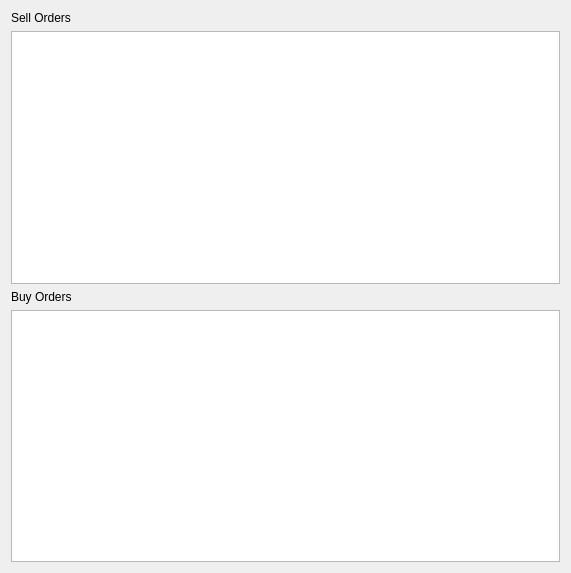
sjagoe/evemanager, file EVE_Manager/EVE_Manager_Plugins/Character_Plugins/orders/orders.ui: the form before one commit.
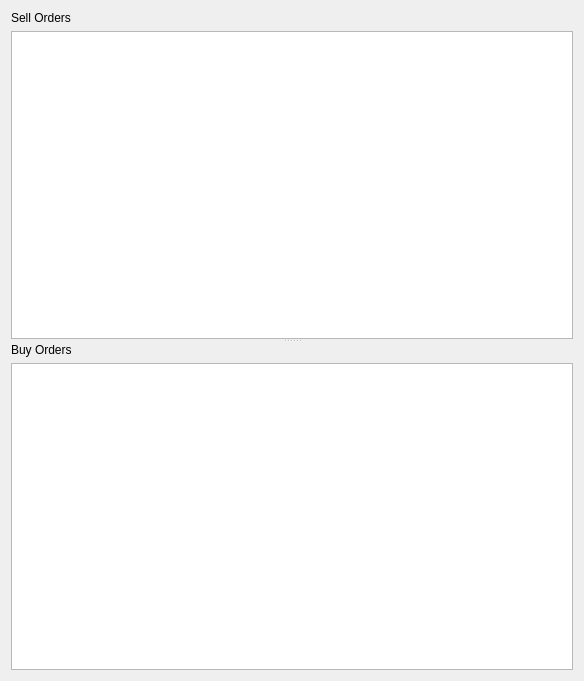
The form after the commit.

Commit message: Use a plitter in the Orders UI so that the tables are individually resizable as in EVE.

The edit to the form file:
```diff
--- a/EVE_Manager/EVE_Manager_Plugins/Character_Plugins/orders/orders.ui
+++ b/EVE_Manager/EVE_Manager_Plugins/Character_Plugins/orders/orders.ui
@@ -6,14 +6,21 @@
    <rect>
     <x>0</x>
     <y>0</y>
-    <width>571</width>
-    <height>573</height>
+    <width>584</width>
+    <height>681</height>
    </rect>
   </property>
   <property name="windowTitle">
    <string>Form</string>
   </property>
-  <layout class="QVBoxLayout" name="verticalLayout">
+  <layout class="QVBoxLayout" name="verticalLayout_3">
+   <item>
+    <widget class="QSplitter" name="splitter">
+     <property name="orientation">
+      <enum>Qt::Vertical</enum>
+     </property>
+     <widget class="QWidget" name="">
+      <layout class="QVBoxLayout" name="verticalLayout_2">
    <item>
     <widget class="QLabel" name="lblSellOrders">
      <property name="text">
@@ -24,6 +31,10 @@
    <item>
     <widget class="QTableView" name="tblSellOrders"/>
    </item>
+      </layout>
+     </widget>
+     <widget class="QWidget" name="">
+      <layout class="QVBoxLayout" name="verticalLayout">
    <item>
     <widget class="QLabel" name="lblBuyOrders">
      <property name="text">
@@ -33,6 +44,10 @@
    </item>
    <item>
     <widget class="QTableView" name="tblBuyOrders"/>
+       </item>
+      </layout>
+     </widget>
+    </widget>
    </item>
   </layout>
  </widget>
```
Lines whose indentation alone changed are shown as unchanged. The commit also changes 2 other files.
